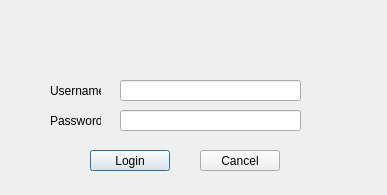
Above: login.ui from DannyCamacho/SaddlebackEats before the change. Below: the same form after it.
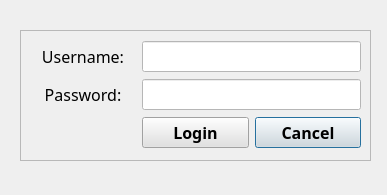
That is the form after the change.

```diff
--- a/login.ui
+++ b/login.ui
@@ -13,80 +13,136 @@
   <property name="windowTitle">
    <string>Dialog</string>
   </property>
-  <widget class="QLabel" name="labelUsername">
+  <widget class="QFrame" name="frame">
    <property name="geometry">
     <rect>
-     <x>50</x>
-     <y>80</y>
-     <width>51</width>
-     <height>21</height>
+     <x>20</x>
+     <y>30</y>
+     <width>351</width>
+     <height>131</height>
     </rect>
    </property>
-   <property name="text">
-    <string>Username:</string>
+   <property name="frameShape">
+    <enum>QFrame::StyledPanel</enum>
    </property>
-  </widget>
-  <widget class="QLabel" name="labelPassword">
-   <property name="geometry">
-    <rect>
-     <x>50</x>
-     <y>110</y>
-     <width>51</width>
-     <height>21</height>
-    </rect>
+   <property name="frameShadow">
+    <enum>QFrame::Raised</enum>
    </property>
-   <property name="text">
-    <string>Password:</string>
-   </property>
-  </widget>
-  <widget class="QLineEdit" name="lineEditUsername">
-   <property name="geometry">
-    <rect>
-     <x>120</x>
-     <y>80</y>
-     <width>181</width>
-     <height>21</height>
-    </rect>
-   </property>
-  </widget>
-  <widget class="QLineEdit" name="lineEditPassword">
-   <property name="geometry">
-    <rect>
-     <x>120</x>
-     <y>110</y>
-     <width>181</width>
-     <height>21</height>
-    </rect>
-   </property>
-   <property name="echoMode">
-    <enum>QLineEdit::Password</enum>
-   </property>
-  </widget>
-  <widget class="QPushButton" name="pushButtonLogin">
-   <property name="geometry">
-    <rect>
-     <x>90</x>
-     <y>150</y>
-     <width>80</width>
-     <height>21</height>
-    </rect>
-   </property>
-   <property name="text">
-    <string>Login</string>
-   </property>
-  </widget>
-  <widget class="QPushButton" name="pushButtonCancel">
-   <property name="geometry">
-    <rect>
-     <x>200</x>
-     <y>150</y>
-     <width>80</width>
-     <height>21</height>
-    </rect>
-   </property>
-   <property name="text">
-    <string>Cancel</string>
-   </property>
+   <layout class="QGridLayout" name="gridLayout">
+    <item row="1" column="1" colspan="2">
+     <widget class="QLineEdit" name="lineEditUsername">
+      <property name="font">
+       <font>
+        <family>Bahnschrift</family>
+        <pointsize>12</pointsize>
+       </font>
+      </property>
+      <property name="styleSheet">
+       <string notr="true">background-color: rgb(255, 255, 255);
+selection-background-color: rgb(159, 11, 25);
+selection-color: rgb(0, 0, 0);
+selection-background-color: rgb(225, 225, 225);
+</string>
+      </property>
+     </widget>
+    </item>
+    <item row="4" column="1">
+     <widget class="QPushButton" name="pushButtonLogin">
+      <property name="font">
+       <font>
+        <family>Segoe UI Semibold</family>
+        <pointsize>12</pointsize>
+        <weight>75</weight>
+        <bold>true</bold>
+       </font>
+      </property>
+      <property name="styleSheet">
+       <string notr="true">background-color: rgb(225, 225, 225);
+color: rgb(0, 0, 0);</string>
+      </property>
+      <property name="text">
+       <string>Login</string>
+      </property>
+      <property name="default">
+       <bool>true</bool>
+      </property>
+     </widget>
+    </item>
+    <item row="4" column="2">
+     <widget class="QPushButton" name="pushButtonCancel">
+      <property name="font">
+       <font>
+        <family>Segoe UI Semibold</family>
+        <pointsize>12</pointsize>
+        <weight>75</weight>
+        <bold>true</bold>
+       </font>
+      </property>
+      <property name="styleSheet">
+       <string notr="true">background-color: rgb(225, 225, 225);
+color: rgb(0, 0, 0);</string>
+      </property>
+      <property name="text">
+       <string>Cancel</string>
+      </property>
+      <property name="default">
+       <bool>true</bool>
+      </property>
+     </widget>
+    </item>
+    <item row="1" column="0">
+     <widget class="QLabel" name="labelUsername">
+      <property name="font">
+       <font>
+        <family>Bahnschrift</family>
+        <pointsize>12</pointsize>
+       </font>
+      </property>
+      <property name="text">
+       <string>Username:</string>
+      </property>
+      <property name="alignment">
+       <set>Qt::AlignCenter</set>
+      </property>
+     </widget>
+    </item>
+    <item row="2" column="0">
+     <widget class="QLabel" name="labelPassword">
+      <property name="font">
+       <font>
+        <family>Bahnschrift</family>
+        <pointsize>12</pointsize>
+       </font>
+      </property>
+      <property name="text">
+       <string>Password:</string>
+      </property>
+      <property name="alignment">
+       <set>Qt::AlignCenter</set>
+      </property>
+     </widget>
+    </item>
+    <item row="2" column="1" colspan="2">
+     <widget class="QLineEdit" name="lineEditPassword">
+      <property name="font">
+       <font>
+        <family>Bahnschrift</family>
+        <pointsize>12</pointsize>
+       </font>
+      </property>
+      <property name="styleSheet">
+       <string notr="true">background-color: rgb(255, 255, 255);
+selection-background-color: rgb(159, 11, 25);
+selection-color: rgb(0, 0, 0);
+selection-background-color: rgb(225, 225, 225);
+</string>
+      </property>
+      <property name="echoMode">
+       <enum>QLineEdit::Password</enum>
+      </property>
+     </widget>
+    </item>
+   </layout>
   </widget>
  </widget>
  <resources/>
```
Left out of the diff: 2 changed lines with no effect on the pictures.
